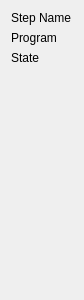
Before: the Qt Designer form BlenderAddon/UI/PipelineViewerView/pipelineStepViewer_GUI.ui in tkideneb1999/GameAssetPipelineProgram, drawn with Qt 5.
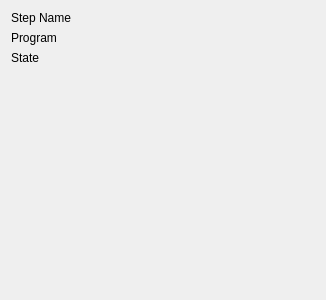
After: the same form once the commit is applied.

```diff
--- a/BlenderAddon/UI/PipelineViewerView/pipelineStepViewer_GUI.ui
+++ b/BlenderAddon/UI/PipelineViewerView/pipelineStepViewer_GUI.ui
@@ -6,7 +6,7 @@
    <rect>
     <x>0</x>
     <y>0</y>
-    <width>84</width>
+    <width>326</width>
     <height>300</height>
    </rect>
   </property>
```
